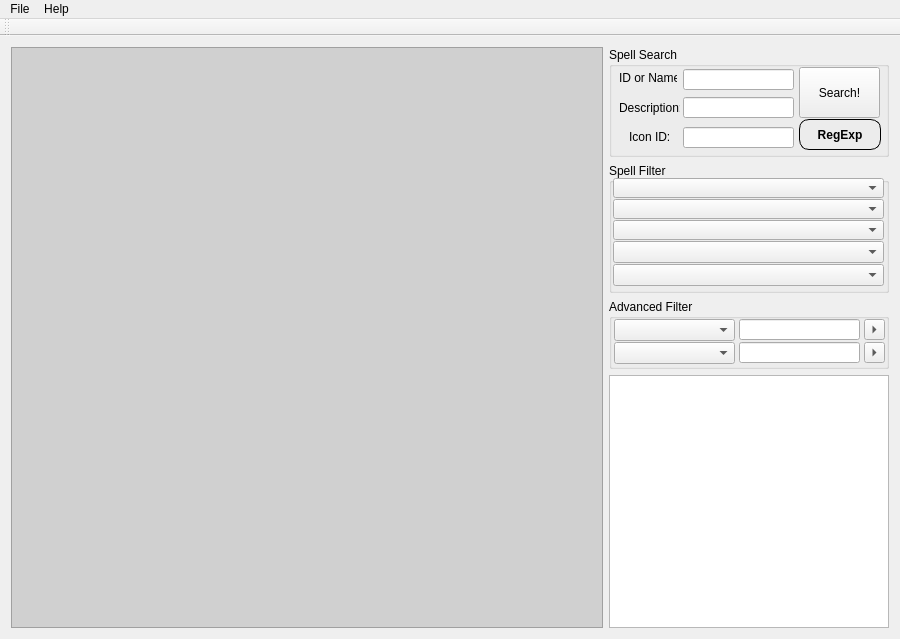
Before: the Qt Designer form QSW/SWFormUI.ui in sidsukana/QSpellWork, drawn with Qt 5.
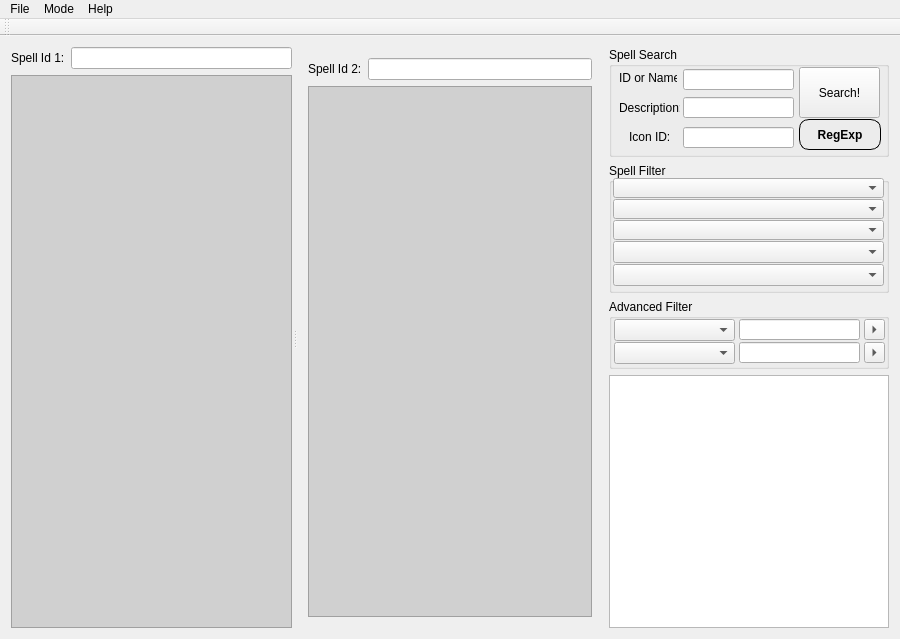
After: the same form once the commit is applied. Icons and pictures are not drawn.

Commit message: [7] Implement compare spells

Patch:
```diff
--- a/QSW/SWFormUI.ui
+++ b/QSW/SWFormUI.ui
@@ -35,10 +35,107 @@
    </property>
    <layout class="QGridLayout" name="gridLayout_3">
     <item row="0" column="0" rowspan="4">
-     <widget class="QTextBrowser" name="SpellInfoBrowser">
-      <property name="styleSheet">
-       <string notr="true">background-color: rgb(208, 208, 208);</string>
+     <widget class="QSplitter" name="splitter">
+      <property name="sizePolicy">
+       <sizepolicy hsizetype="Expanding" vsizetype="Expanding">
+        <horstretch>0</horstretch>
+        <verstretch>0</verstretch>
+       </sizepolicy>
       </property>
+      <property name="maximumSize">
+       <size>
+        <width>16777215</width>
+        <height>16777215</height>
+       </size>
+      </property>
+      <property name="baseSize">
+       <size>
+        <width>0</width>
+        <height>0</height>
+       </size>
+      </property>
+      <property name="frameShape">
+       <enum>QFrame::NoFrame</enum>
+      </property>
+      <property name="frameShadow">
+       <enum>QFrame::Plain</enum>
+      </property>
+      <property name="midLineWidth">
+       <number>0</number>
+      </property>
+      <property name="orientation">
+       <enum>Qt::Horizontal</enum>
+      </property>
+      <property name="opaqueResize">
+       <bool>true</bool>
+      </property>
+      <property name="handleWidth">
+       <number>5</number>
+      </property>
+      <widget class="QWidget" name="layoutWidget">
+       <layout class="QGridLayout" name="gridLayout" rowstretch="0,0">
+        <property name="sizeConstraint">
+         <enum>QLayout::SetDefaultConstraint</enum>
+        </property>
+        <property name="margin">
+         <number>0</number>
+        </property>
+        <property name="spacing">
+         <number>6</number>
+        </property>
+        <item row="0" column="0">
+         <widget class="QLabel" name="slabel1">
+          <property name="text">
+           <string>Spell Id 1:</string>
+          </property>
+         </widget>
+        </item>
+        <item row="0" column="1">
+         <widget class="QLineEdit" name="compareSpell_1"/>
+        </item>
+        <item row="1" column="0" colspan="2">
+         <widget class="QTextBrowser" name="SpellInfoBrowser">
+          <property name="baseSize">
+           <size>
+            <width>1000</width>
+            <height>1000</height>
+           </size>
+          </property>
+          <property name="styleSheet">
+           <string notr="true">background-color: rgb(208, 208, 208);</string>
+          </property>
+          <property name="html">
+           <string>&lt;!DOCTYPE HTML PUBLIC &quot;-//W3C//DTD HTML 4.0//EN&quot; &quot;http://www.w3.org/TR/REC-html40/strict.dtd&quot;&gt;
+&lt;html&gt;&lt;head&gt;&lt;meta name=&quot;qrichtext&quot; content=&quot;1&quot; /&gt;&lt;style type=&quot;text/css&quot;&gt;
+p, li { white-space: pre-wrap; }
+&lt;/style&gt;&lt;/head&gt;&lt;body style=&quot; font-family:'MS Shell Dlg 2'; font-size:8.25pt; font-weight:400; font-style:normal;&quot;&gt;
+&lt;p style=&quot;-qt-paragraph-type:empty; margin-top:0px; margin-bottom:0px; margin-left:0px; margin-right:0px; -qt-block-indent:0; text-indent:0px; font-size:8pt;&quot;&gt;&lt;/p&gt;&lt;/body&gt;&lt;/html&gt;</string>
+          </property>
+         </widget>
+        </item>
+       </layout>
+      </widget>
+      <widget class="QWidget" name="layoutWidget1">
+       <layout class="QGridLayout" name="gridLayout_2">
+        <item row="0" column="0">
+         <widget class="QLabel" name="slabel2">
+          <property name="text">
+           <string>Spell Id 2:</string>
+          </property>
+         </widget>
+        </item>
+        <item row="0" column="1">
+         <widget class="QLineEdit" name="compareSpell_2"/>
+        </item>
+        <item row="1" column="0" colspan="2">
+         <widget class="QTextBrowser" name="SpellInfoBrowser2">
+          <property name="styleSheet">
+           <string notr="true">background-color: rgb(208, 208, 208);</string>
+          </property>
+         </widget>
+        </item>
+       </layout>
+      </widget>
      </widget>
     </item>
     <item row="0" column="3">
@@ -568,7 +665,15 @@
     </property>
     <addaction name="actionAbout"/>
    </widget>
+   <widget class="QMenu" name="menuMode">
+    <property name="title">
+     <string>Mode</string>
+    </property>
+    <addaction name="modeStandart"/>
+    <addaction name="modeCompare"/>
+   </widget>
    <addaction name="menuFile"/>
+   <addaction name="menuMode"/>
    <addaction name="menuHelp"/>
   </widget>
   <widget class="QToolBar" name="mainToolBar">
```
Left out of the diff: 27 changed lines with no effect on the pictures. The commit also changes 8 other files.
